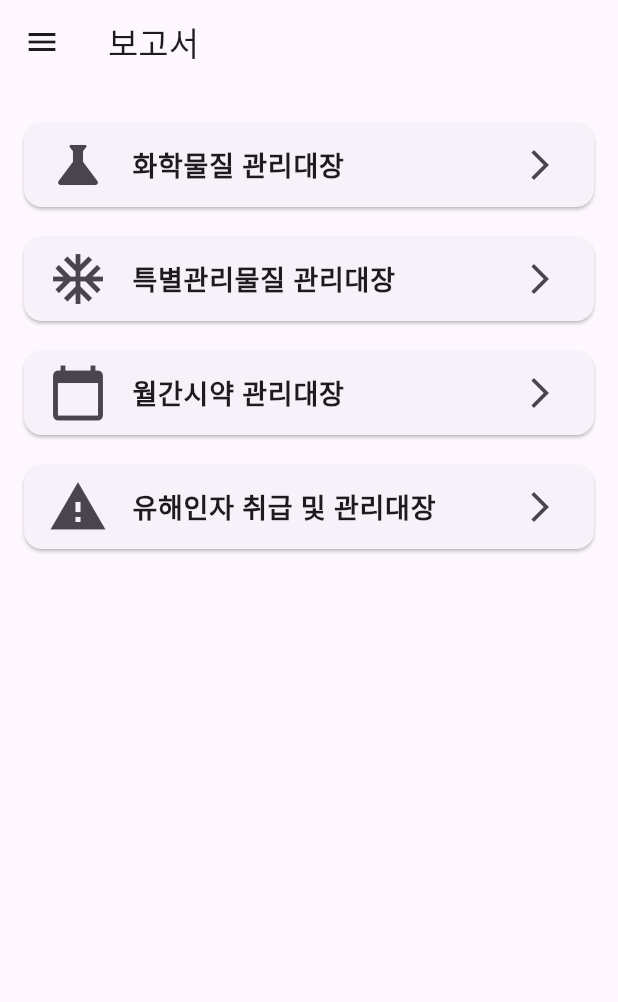
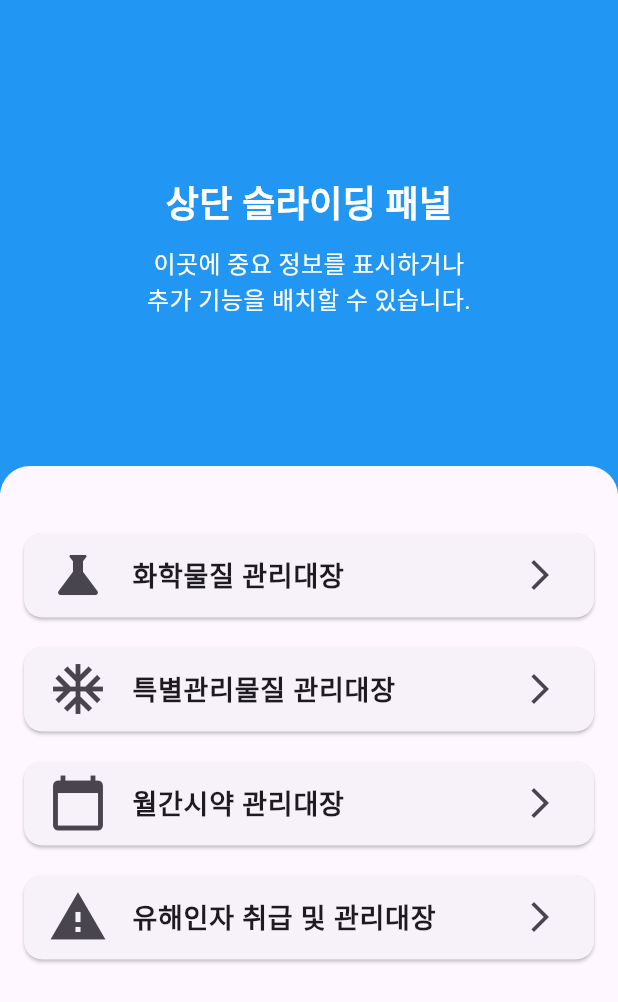
Before and after one commit to hsyani/r_cms, a Flutter app: the HomeScreen screen opened by its route, on a phone screen of 412 x 824 dp. Shown: the top 1002 px of the screen. Run offline on Flutter 3.47's test engine with Material 3 defaults, Android fonts, the light colour scheme and no system bars; drawn by our look-alikes of draggable_home; our stand-ins replace go_router.

Commit message:
home화면 상단 panel(최근 선택 메뉴)

```diff
--- a/lib/main.dart
+++ b/lib/main.dart
@@ -42,6 +42,7 @@ class MyApp extends StatelessWidget {
   @override
   Widget build(BuildContext context) {
     return MaterialApp.router(
+      debugShowCheckedModeBanner: false,
       routerDelegate: _router.routerDelegate,
       routeInformationParser: _router.routeInformationParser,
       localizationsDelegates: const [
--- a/lib/screens/home_screen.dart
+++ b/lib/screens/home_screen.dart
@@ -1,7 +1,10 @@
+// File: /lib/screens/home_screen.dart
+
 import 'package:flutter/material.dart';
-import 'settings_screen.dart'; // 설정 페이지
-import 'admin_screen.dart'; // 어드민 페이지
-import 'dashboard_screen.dart'; // 대시보드 페이지
+import 'package:draggable_home/draggable_home.dart';
+import 'settings_screen.dart';
+import 'admin_screen.dart';
+import 'dashboard_screen.dart';
 
 class HomeScreen extends StatefulWidget {
   const HomeScreen({super.key});
@@ -13,20 +16,14 @@ class HomeScreen extends StatefulWidget {
 class _HomeScreenState extends State<HomeScreen> {
   @override
   Widget build(BuildContext context) {
-    return Scaffold(
-      appBar: AppBar(
-        title: const Text('보고서'),
-        leading: IconButton(
-          icon: Icon(Icons.menu),
-          onPressed: () {
-            Scaffold.of(context).openDrawer();
-          },
-        ),
-      ),
-      drawer: _buildDrawer(context), // 사이드 메뉴 추가
-      body: Padding(
+    return DraggableHome(
+      appBarColor: Colors.transparent,
+      title: const Text('Home'), // 상단 제목
+      headerWidget: _buildHeader(), // 상단 헤더 위젯
+      body: [
+        Padding(
           padding: const EdgeInsets.all(16.0),
-        child: ListView(
+          child: Column(
             children: [
               _buildReportItem(
                 context,
@@ -51,9 +48,39 @@ class _HomeScreenState extends State<HomeScreen> {
             ],
           ),
         ),
+      ],
+      drawer: _buildDrawer(context), // 사이드 메뉴 추가
     );
   }
 
+  // 상단 헤더 위젯
+  Widget _buildHeader() {
+    return Container(
+      color: Colors.blue,
+      child: Center(
+        child: Column(
+          mainAxisAlignment: MainAxisAlignment.center,
+          children: const [
+            Text(
+              '상단 슬라이딩 패널',
+              style: TextStyle(
+                  fontSize: 24,
+                  fontWeight: FontWeight.bold,
+                  color: Colors.white),
+            ),
+            SizedBox(height: 10),
+            Text(
+              '이곳에 중요 정보를 표시하거나\n추가 기능을 배치할 수 있습니다.',
+              textAlign: TextAlign.center,
+              style: TextStyle(fontSize: 16, color: Colors.white),
+            ),
+          ],
+        ),
+      ),
+    );
+  }
+
+  // 사이드 드로어 위젯
   Widget _buildDrawer(BuildContext context) {
     return Drawer(
       child: ListView(
@@ -116,10 +143,12 @@ class _HomeScreenState extends State<HomeScreen> {
     );
   }
 
-  Widget _buildDrawerItem(
-      {required IconData icon,
+  // 드로어 아이템 생성기
+  Widget _buildDrawerItem({
+    required IconData icon,
     required String text,
-      required GestureTapCallback onTap}) {
+    required GestureTapCallback onTap,
+  }) {
     return ListTile(
       title: Row(
         children: <Widget>[
@@ -127,13 +156,14 @@ class _HomeScreenState extends State<HomeScreen> {
           Padding(
             padding: EdgeInsets.only(left: 8.0),
             child: Text(text),
-          )
+          ),
         ],
       ),
       onTap: onTap,
     );
   }
 
+  // 보고서 아이템 생성기
   Widget _buildReportItem(BuildContext context,
       {required IconData icon, required String title}) {
     return Card(
--- a/pubspec.yaml
+++ b/pubspec.yaml
@@ -35,6 +35,8 @@ dependencies:
   go_router: ^6.0.0 # 최신 버전 확인
   flutter_localizations:
     sdk: flutter
+  sliding_up_panel: ^2.0.0+1
+  draggable_home: ^1.0.5
 
 dev_dependencies:
   flutter_test:
```
Also changed, not shown: lib/screens/init_screen.dart (+18 -20 lines), lib/widgets/login_card.dart (+15 -15 lines), lib/widgets/nav_button.dart (+8 -30 lines). Lines whose indentation alone changed are shown as unchanged.
